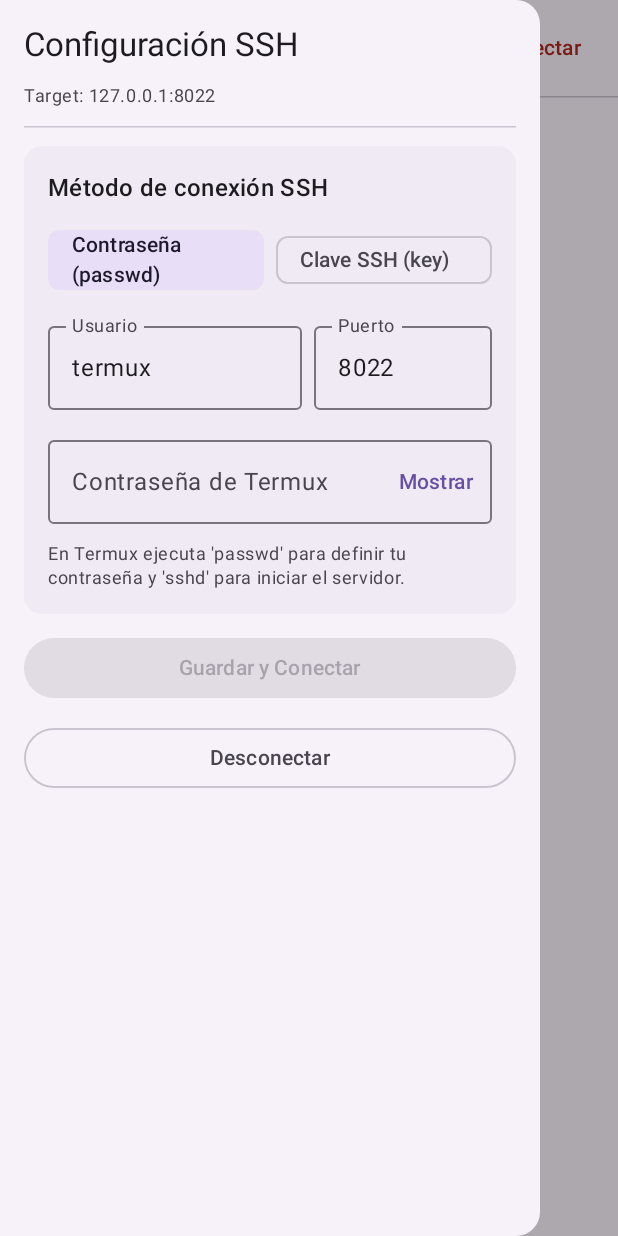
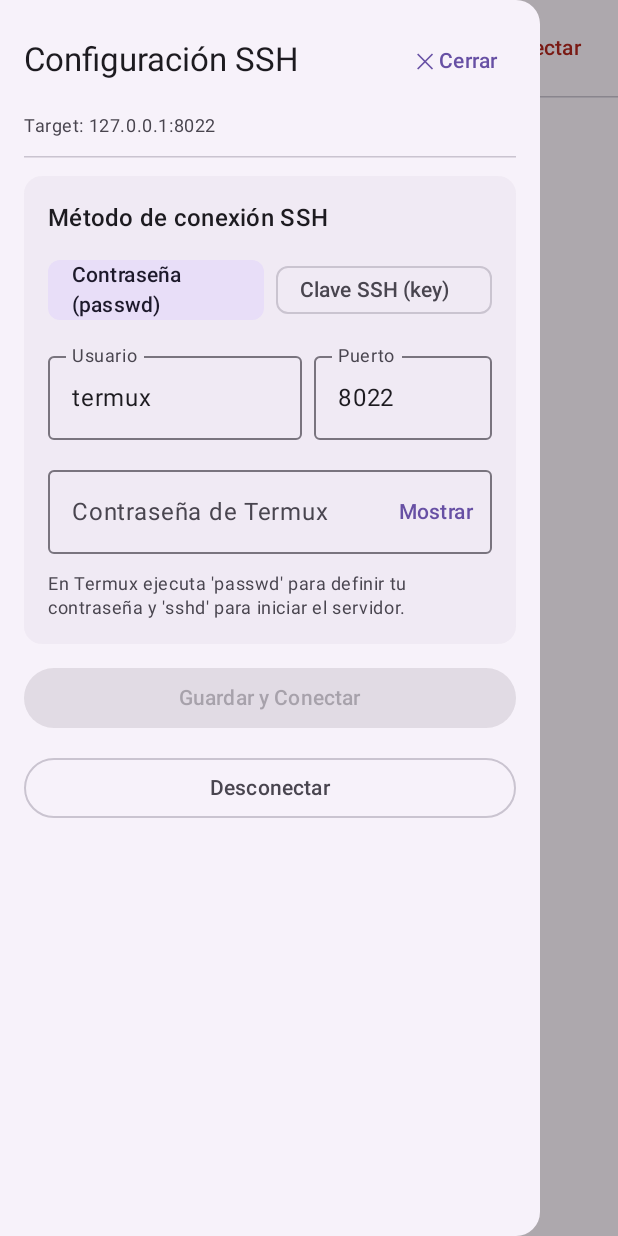
Before and after one commit to cafeteru/termux-agent-app, an Android app built with Jetpack Compose: the screen it shows after launch (MainActivity), after a tap on "☰ SSH", on a phone screen of 412 x 824 dp. Run offline under Robolectric (Android 15) with nearby library versions, the phone set to English and light mode, and no system bars; libraries missing offline, so code that uses them is left out: com.jcraft.jsch; 5 statements that could not run were skipped.

Commit message:
feat(ui): add close button to SSH settings drawer

```diff
--- a/app/src/main/java/com/termux/agent/MainActivity.kt
+++ b/app/src/main/java/com/termux/agent/MainActivity.kt
@@ -134,11 +134,24 @@ fun StatusScreen(modifier: Modifier = Modifier) {
                         .padding(16.dp),
                     verticalArrangement = Arrangement.spacedBy(12.dp)
                 ) {
-                    Text(
-                        text = "Configuración SSH",
-                        style = MaterialTheme.typography.titleLarge,
-                        modifier = Modifier.semantics { heading() }
-                    )
+                    Row(
+                        modifier = Modifier.fillMaxWidth(),
+                        horizontalArrangement = Arrangement.SpaceBetween,
+                        verticalAlignment = Alignment.CenterVertically
+                    ) {
+                        Text(
+                            text = "Configuración SSH",
+                            style = MaterialTheme.typography.titleLarge,
+                            modifier = Modifier
+                                .weight(1f)
+                                .semantics { heading() }
+                        )
+                        TextButton(
+                            onClick = { scope.launch { drawerState.close() } }
+                        ) {
+                            Text(text = "✕ Cerrar")
+                        }
+                    }
                     Text(
                         text = "Target: ${config.host}:${portText.ifBlank { config.port.toString() }}",
                         style = MaterialTheme.typography.bodySmall,
```
